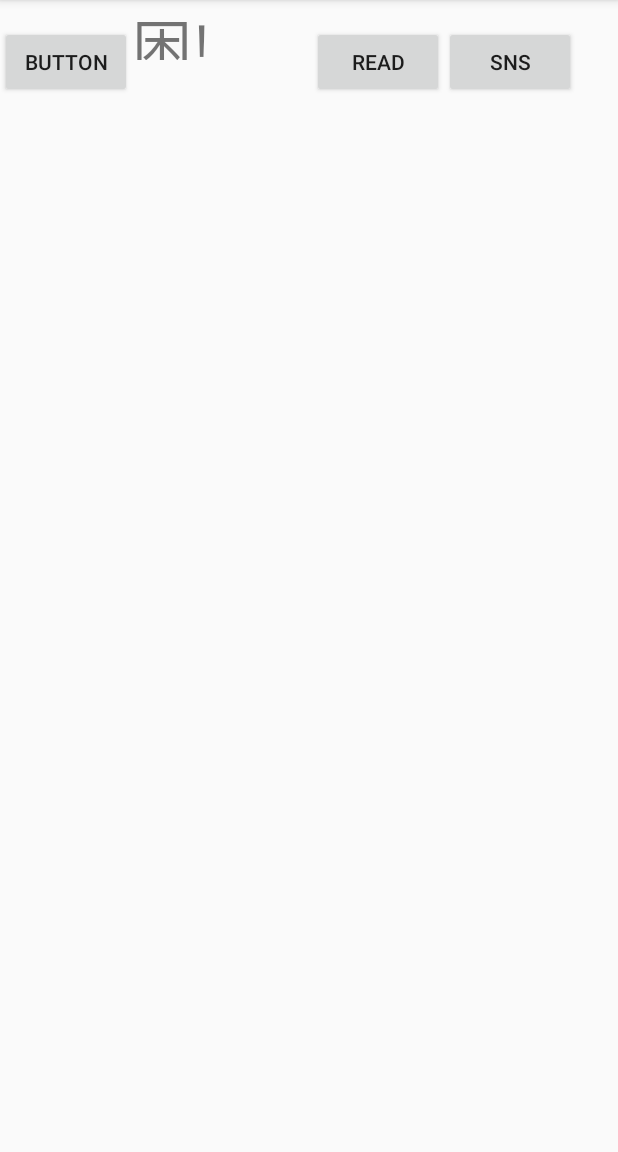
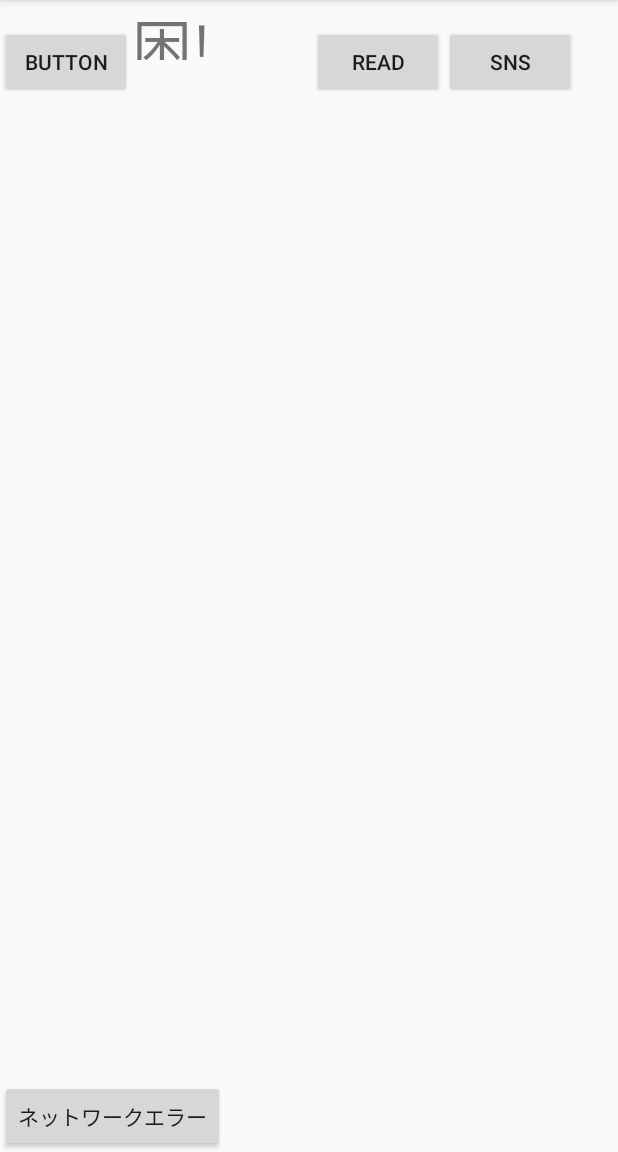
Before and after one commit to kobearen/SkillsChallenge, an Android app: the MainActivity screen opened directly, with no data from a screen before it, on a phone screen of 412 x 824 dp, the part 84-1236 px from its top. Run offline under Robolectric (Android 15) with nearby library versions, the phone set to English and light mode, and no system bars.

Commit message:
[new]ダイアログFragmentの生成

```diff
--- a/app/src/main/java/com/example/skillschallenge/MainActivity.kt
+++ b/app/src/main/java/com/example/skillschallenge/MainActivity.kt
@@ -24,16 +24,18 @@ class MainActivity : AppCompatActivity() {
         super.onCreate(savedInstanceState)
         setContentView(R.layout.activity_main)
 
+        btn_network_error.setOnClickListener {
+            val dialog = SimpleDialogFragment()
+            dialog.show(supportFragmentManager, "simple")
+        }
+
         // webViewの練習
-//        webView.loadUrl("hhttps://www.google.com/")
-
-//        loadWebpage()
-
+        // webView.loadUrl("hhttps://www.google.com/")
+        // loadWebpage()
         button.setOnClickListener {
-             // SharedPreferencesの練習
-//            sp.edit().putString("DataString", "sample")
-
-//            startActivity(share)
+        // SharedPreferencesの練習
+        // sp.edit().putString("DataString", "sample")
+        // startActivity(share)
         }
 
         readButton.setOnClickListener {
--- a/app/src/main/res/layout/activity_main.xml
+++ b/app/src/main/res/layout/activity_main.xml
@@ -40,7 +40,13 @@
 
     </LinearLayout>
 
-
+    <Button
+        android:id="@+id/btn_network_error"
+        android:layout_width="wrap_content"
+        android:layout_height="wrap_content"
+        app:layout_constraintBottom_toBottomOf="@+id/listView"
+        app:layout_constraintLeft_toLeftOf="parent"
+        android:text="@string/btn_network_error" />
 
 
 </androidx.constraintlayout.widget.ConstraintLayout>
--- a/app/src/main/res/values/strings.xml
+++ b/app/src/main/res/values/strings.xml
@@ -1,3 +1,4 @@
 <resources>
     <string name="app_name">Skills Challenge</string>
+    <string name="btn_network_error">ネットワークエラー</string>
 </resources>
```
